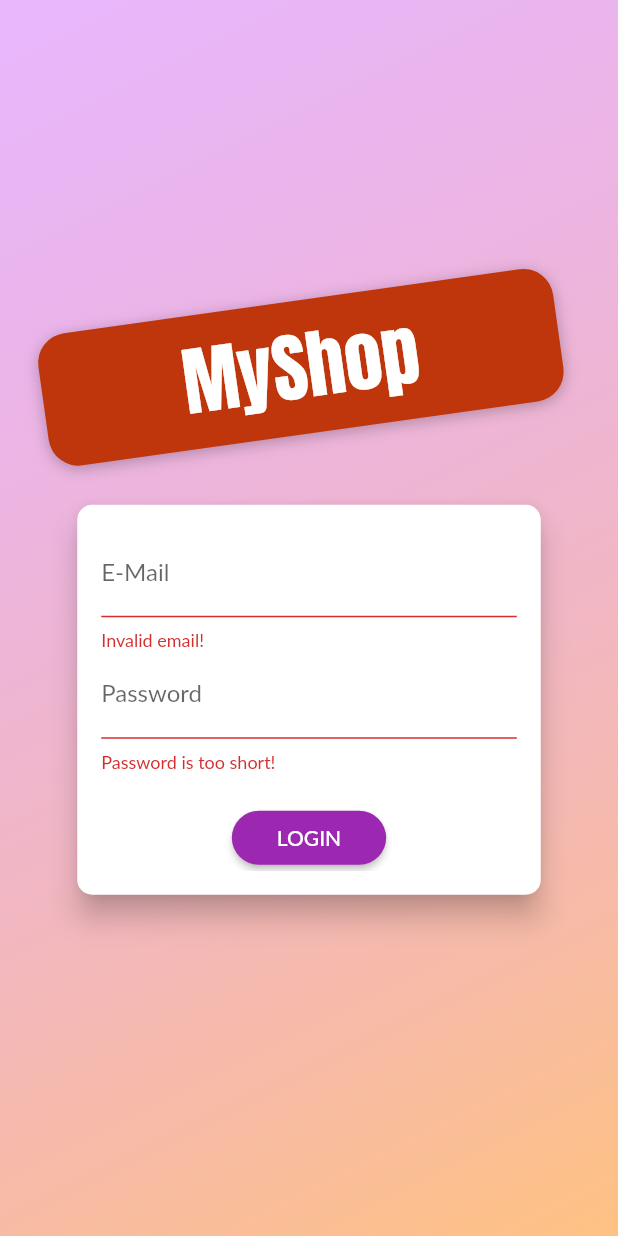
After one commit to ahmedzaki72/flutter_shoping_app, a Flutter app: the screen it shows after launch, after a tap on "LOGIN", on a phone screen of 412 x 824 dp. The commit adds this screen. Run offline on Flutter 3.47's test engine with Material 2 defaults, Android fonts, the phone set to English and light mode, and no system bars; our stand-ins replace shared_preferences; network calls fail; Roboto replaces fonts that are missing (Lato).

Commit message:
adding auto login and adding logout

```diff
--- a/lib/main.dart
+++ b/lib/main.dart
@@ -1,15 +1,19 @@
+import 'package:flutter/cupertino.dart';
 import 'package:flutter/material.dart';
 import 'package:provider/provider.dart';
 import 'package:shop_app/providers/order.dart';
 import 'package:shop_app/providers/products_provider.dart';
+import 'package:shop_app/screens/auth_screen.dart';
 import 'package:shop_app/screens/cart_screen.dart';
 import 'package:shop_app/screens/edit_product_screen.dart';
 import 'package:shop_app/screens/product_detail_screen.dart';
 import 'package:shop_app/screens/products_overView_screen.dart';
+import 'package:shop_app/screens/splash_screen.dart';
 import 'package:shop_app/screens/user_product_screen.dart';
 import './providers/cart.dart';
 import './screens/products_overView_screen.dart';
 import './screens/order_screen.dart';
+import './providers/auth.dart';
 
 void main() {
   runApp(MyApp());
@@ -21,31 +25,42 @@ class MyApp extends StatelessWidget {
     return MultiProvider(
       providers: [
         ChangeNotifierProvider(
-          create: (ctx) => Products(),
+          create: (ctx) => Auth(),
+        ),
+        ChangeNotifierProxyProvider<Auth, Products>(
+          update: (ctx, auth, previousState) => Products(auth.token,
+              previousState == null ? [] : previousState.items, auth.userId),
         ),
         ChangeNotifierProvider(
           create: (ctx) => Cart(),
         ),
-        ChangeNotifierProvider(
-          create: (ctx) => Orders(),
+        ChangeNotifierProxyProvider<Auth, Orders>(
+          update: (ctx, auth, previousState) => Orders(auth.token, auth.userId,
+              previousState == null ? [] : previousState.order),
         ),
       ],
-      child: MaterialApp(
+      child: Consumer<Auth>(
+        builder: (ctx, auth, _) => MaterialApp(
           title: 'shop app',
           theme: ThemeData(
             primarySwatch: Colors.purple,
             accentColor: Colors.deepOrange,
             fontFamily: 'Lato',
           ),
-        home: ProductOverviewScreen(),
+          home: auth.isAuth
+              ? ProductOverviewScreen()
+              : FutureBuilder(
+                  future: auth.tryAutoLogin(),
+                  builder: (ctx, authResultSnapshot) => authResultSnapshot.connectionState == ConnectionState.waiting ? SplashScreen()  : AuthScreen()),
           routes: {
-          ProductOverviewScreen.routeName : (ctx) => ProductOverviewScreen(),
+            ProductOverviewScreen.routeName: (ctx) => ProductOverviewScreen(),
             ProductDetailScreen.routeName: (ctx) => ProductDetailScreen(),
             CartScreen.routeName: (ctx) => CartScreen(),
-          OrderScreen.routeName : (ctx) => OrderScreen(),
-          UserProductScreen.routeName : (ctx) => UserProductScreen(),
-          EditProductScreen.routeName : (ctx) => EditProductScreen(),
+            OrderScreen.routeName: (ctx) => OrderScreen(),
+            UserProductScreen.routeName: (ctx) => UserProductScreen(),
+            EditProductScreen.routeName: (ctx) => EditProductScreen(),
           },
+        ),
       ),
     );
   }
--- /dev/null
+++ b/lib/providers/auth.dart
@@ -0,0 +1,147 @@
+import 'dart:async';
+import 'dart:convert';
+import 'package:flutter/material.dart';
+import 'package:http/http.dart' as http;
+import '../Models/http_exception.dart';
+import 'package:shared_preferences/shared_preferences.dart';
+
+class Auth with ChangeNotifier {
+  String _token;
+  DateTime _exiryDate;
+  String _userId;
+  Timer _autoTimer;
+
+  bool get isAuth {
+    return token != null;
+  }
+
+  String get token {
+    if (_exiryDate != null &&
+        _exiryDate.isAfter(DateTime.now()) &&
+        _token != null) {
+      return _token;
+    }
+    return _token;
+  }
+
+  String get userId {
+    return _userId;
+  }
+
+  /// i will using one function to using in signIn and using in signUp
+  Future<void> _authenticate(
+      String email, String password, String urlSegment) async {
+    final url =
+        'https://identitytoolkit.googleapis.com/v1/accounts:$urlSegment?key=AIzaSyAHumGYx8JEZhKRIzki3tjqjecNBGgW6Uc';
+    try {
+      final response = await http.post(
+        url,
+        body: json.encode({
+          'email': email,
+          'password': password,
+          'returnSecureToken': true,
+        }),
+      );
+      final responseData = jsonDecode(response.body);
+      if (responseData['error'] != null) {
+        HttpException(
+          throw responseData['error']['message'],
+        );
+      }
+      _token = responseData['idToken'];
+      _userId = responseData['localId'];
+      _exiryDate = DateTime.now().add(
+        Duration(
+          seconds: int.parse(
+            responseData['expiresIn'],
+          ),
+        ),
+      );
+      autoLogout ();
+      notifyListeners();
+      final prefs = await SharedPreferences.getInstance();
+      final userData = jsonEncode({
+        'token' : _token,
+        'userId' : _userId,
+        'expiryDate' : _exiryDate.toIso8601String(),
+      });
+      prefs.setString('userData' , userData);
+    } catch (error) {
+      throw error;
+    }
+  }
+
+  Future<void> tryAutoLogin () async{
+    final prefs = await SharedPreferences.getInstance();
+    if(!prefs.containsKey('userData')){
+      return false;
+    }
+    final extractedUserData = jsonDecode(prefs.getString('userData'),) as Map<String , Object> ;
+    final expiryDate = DateTime.parse(extractedUserData['expiryDate']);
+    if(expiryDate.isBefore(DateTime.now())){
+      return false;
+    }
+    _token = extractedUserData['token'];
+    _userId = extractedUserData['userId'];
+    _exiryDate = expiryDate;
+    notifyListeners();
+    autoLogout();
+    return true;
+  }
+
+  Future<void> signup(String email, String password) async {
+    // const url =
+    //     'https://identitytoolkit.googleapis.com/v1/accounts:signUp?key=AIzaSyAHumGYx8JEZhKRIzki3tjqjecNBGgW6Uc';
+    // final response = await http.post(
+    //   url,
+    //   body: json.encode({
+    //     'email': email,
+    //     'password': password,
+    //     'returnSecureToken': true,
+    //   }),
+    // );
+    // print(
+    //   jsonDecode(response.body),
+    // );
+    return _authenticate(email, password, 'signUp');
+  }
+
+  Future<void> signIn(String email, String password) async {
+    // const url =
+    //     'https://identitytoolkit.googleapis.com/v1/accounts:signInWithPassword?key=AIzaSyAHumGYx8JEZhKRIzki3tjqjecNBGgW6Uc';
+    // final response = await http.post(
+    //   url,
+    //   body: json.encode({
+    //     'email': email,
+    //     'password': password,
+    //     'returnSecureToken': true,
+    //   }),
+    // );
+    // print(
+    //   json.decode(response.body),
+    // );
+    return _authenticate(email, password, 'signInWithPassword');
+  }
+
+  Future<void> logout () async{
+    _token = null;
+    _userId = null;
+    _exiryDate = null;
+    if(_autoTimer != null) {
+      _autoTimer.cancel();
+      _autoTimer = null;
+    }
+    notifyListeners();
+    final prefs = await SharedPreferences.getInstance();
+    // prefs.remove('userData');
+    prefs.clear();
+  }
+
+  void autoLogout () {
+    if(_autoTimer != null ) {
+      _autoTimer.cancel();
+    }
+    final timeToExpiry = _exiryDate.difference(DateTime.now()).inSeconds;
+    _autoTimer = Timer(Duration(seconds: timeToExpiry), logout);
+  }
+}
--- a/lib/providers/order.dart
+++ b/lib/providers/order.dart
@@ -14,13 +14,17 @@ class OrderItem {
 
 class Orders with ChangeNotifier {
   List<OrderItem> _order = [];
+  final String authToken;
+  final String userId;
+
+  Orders(this.authToken, this.userId,this._order);
 
   List<OrderItem> get order {
     return [..._order];
   }
 
   Future<void> fetchSetOrder() async {
-    const url = "https://flutter-update-9c07a.firebaseio.com/orders.json";
+    final url = "https://flutter-update-9c07a.firebaseio.com/orders/$userId.json?auth=$authToken";
     final response = await http.get(url);
     final List<OrderItem> loadedOrder = [];
     final extractedData = jsonDecode(response.body) as Map<String, dynamic>;
@@ -51,7 +55,7 @@ class Orders with ChangeNotifier {
   }
 
   Future<void> addOrder(List<CartItem> orderProduct, double total) async {
-    const url = "https://flutter-update-9c07a.firebaseio.com/orders.json";
+    final url = "https://flutter-update-9c07a.firebaseio.com/orders/$userId.json?auth=$authToken";
     final timeStamp = DateTime.now();
     final response = await http.post(
       url,
--- /dev/null
+++ b/lib/screens/auth_screen.dart
@@ -0,0 +1,270 @@
+import 'dart:math';
+import '../providers/auth.dart';
+import 'package:flutter/material.dart';
+import 'package:provider/provider.dart';
+import '../Models/http_exception.dart';
+
+enum AuthMode { Signup, Login }
+
+class AuthScreen extends StatelessWidget {
+  static const routeName = 'auth';
+
+  @override
+  Widget build(BuildContext context) {
+    final deviceSize = MediaQuery.of(context).size;
+    // final transformConfig = Matrix4.rotationZ(-8 * pi / 180);
+    // transformConfig.translate(-10.0);
+    return Scaffold(
+      // resizeToAvoidBottomInset: false,
+      body: Stack(
+        children: <Widget>[
+          Container(
+            decoration: BoxDecoration(
+              gradient: LinearGradient(
+                colors: [
+                  Color.fromRGBO(215, 117, 255, 1).withOpacity(0.5),
+                  Color.fromRGBO(255, 188, 117, 1).withOpacity(0.9),
+                ],
+                begin: Alignment.topLeft,
+                end: Alignment.bottomRight,
+                stops: [0, 1],
+              ),
+            ),
+          ),
+          SingleChildScrollView(
+            child: Container(
+              height: deviceSize.height,
+              width: deviceSize.width,
+              child: Column(
+                mainAxisAlignment: MainAxisAlignment.center,
+                crossAxisAlignment: CrossAxisAlignment.center,
+                children: <Widget>[
+                  Flexible(
+                    child: Container(
+                      margin: EdgeInsets.only(bottom: 20.0),
+                      padding:
+                          EdgeInsets.symmetric(vertical: 8.0, horizontal: 94.0),
+                      transform: Matrix4.rotationZ(-8 * pi / 180)
+                        ..translate(-10.0),
+                      // ..translate(-10.0),
+                      decoration: BoxDecoration(
+                        borderRadius: BorderRadius.circular(20),
+                        color: Colors.deepOrange.shade900,
+                        boxShadow: [
+                          BoxShadow(
+                            blurRadius: 8,
+                            color: Colors.black26,
+                            offset: Offset(0, 2),
+                          )
+                        ],
+                      ),
+                      child: Text(
+                        'MyShop',
+                        style: TextStyle(
+                          color: Theme.of(context).accentTextTheme.title.color,
+                          fontSize: 50,
+                          fontFamily: 'Anton',
+                          fontWeight: FontWeight.normal,
+                        ),
+                      ),
+                    ),
+                  ),
+                  Flexible(
+                    flex: deviceSize.width > 600 ? 2 : 1,
+                    child: AuthCard(),
+                  ),
+                ],
+              ),
+            ),
+          ),
+        ],
+      ),
+    );
+  }
+}
+
+class AuthCard extends StatefulWidget {
+  const AuthCard({
+    Key key,
+  }) : super(key: key);
+
+  @override
+  _AuthCardState createState() => _AuthCardState();
+}
+
+class _AuthCardState extends State<AuthCard> {
+  final GlobalKey<FormState> _formKey = GlobalKey();
+  AuthMode _authMode = AuthMode.Login;
+  Map<String, String> _authData = {
+    'email': '',
+    'password': '',
+  };
+  var _isLoading = false;
+  final _passwordController = TextEditingController();
+
+  void showErrorDialog(String message) {
+    showDialog(
+      context: context,
+      builder: (ctx) => AlertDialog(
+        title: Text('An Error Occurred!'),
+        content: Text(message),
+        actions: [
+          FlatButton(
+            onPressed: () {
+              Navigator.of(context).pop();
+            },
+            child: Text('Okay'),
+          ),
+        ],
+      ),
+    );
+  }
+
+  Future<void> _submit() async {
+    if (!_formKey.currentState.validate()) {
+      // Invalid!
+      return;
+    }
+    _formKey.currentState.save();
+    setState(() {
+      _isLoading = true;
+    });
+    try {
+      if (_authMode == AuthMode.Login) {
+        await Provider.of<Auth>(context, listen: false).signIn(
+          _authData['email'],
+          _authData['password'],
+        );
+      } else {
+        await Provider.of<Auth>(context, listen: false).signup(
+          _authData['email'],
+          _authData['password'],
+        );
+      }
+    } on HttpException catch (error) {
+      var errorMessage = 'Authentication failed';
+      if (error.toString().contains('EMAIL_EXISTS')) {
+        errorMessage = 'This email address is already in use.';
+      } else if (error.toString().contains('INVALID_EMAIL')) {
+        errorMessage = 'This is not a valid email address.';
+      } else if (error.toString().contains('WEAK_PASSWORD')) {
+        errorMessage = 'This password is too weak.';
+      } else if (error.toString().contains('EMAIL_NOT_FOUND')) {
+        errorMessage = 'Could not found a user with that email.';
+      } else if (error.toString().contains('INVALID_PASSWORD')) {
+        errorMessage = 'Invalid password.';
+      }
+      showErrorDialog(errorMessage);
+    } catch (error) {
+      var errorMessage =
+          'Could not authenticate you. Please try again later';
+      showErrorDialog(errorMessage);
+    }
+    setState(() {
+      _isLoading = false;
+    });
+  }
+
+  void _switchAuthMode() {
+    if (_authMode == AuthMode.Login) {
+      setState(() {
+        _authMode = AuthMode.Signup;
+      });
+    } else {
+      setState(() {
+        _authMode = AuthMode.Login;
+      });
+    }
+  }
+
+  @override
+  Widget build(BuildContext context) {
+    final deviceSize = MediaQuery.of(context).size;
+    return Card(
+      shape: RoundedRectangleBorder(
+        borderRadius: BorderRadius.circular(10.0),
+      ),
+      elevation: 8.0,
+      child: Container(
+        height: _authMode == AuthMode.Signup ? 320 : 260,
+        constraints:
+            BoxConstraints(minHeight: _authMode == AuthMode.Signup ? 320 : 260),
+        width: deviceSize.width * 0.75,
+        padding: EdgeInsets.all(16.0),
+        child: Form(
+          key: _formKey,
+          child: SingleChildScrollView(
+            child: Column(
+              children: <Widget>[
+                TextFormField(
+                  decoration: InputDecoration(labelText: 'E-Mail'),
+                  keyboardType: TextInputType.emailAddress,
+                  validator: (value) {
+                    if (value.isEmpty || !value.contains('@')) {
+                      return 'Invalid email!';
+                    }
+                  },
+                  onSaved: (value) {
+                    _authData['email'] = value;
+                  },
+                ),
+                TextFormField(
+                  decoration: InputDecoration(labelText: 'Password'),
+                  obscureText: true,
+                  controller: _passwordController,
+                  validator: (value) {
+                    if (value.isEmpty || value.length < 5) {
+                      return 'Password is too short!';
+                    }
+                  },
+                  onSaved: (value) {
+                    _authData['password'] = value;
+                  },
+                ),
+                if (_authMode == AuthMode.Signup)
+                  TextFormField(
+                    enabled: _authMode == AuthMode.Signup,
+                    decoration: InputDecoration(labelText: 'Confirm Password'),
+                    obscureText: true,
+                    validator: _authMode == AuthMode.Signup
+                        ? (value) {
+                            if (value != _passwordController.text) {
+                              return 'Passwords do not match!';
+                            }
+                          }
+                        : null,
+                  ),
+                SizedBox(
+                  height: 20,
+                ),
+                if (_isLoading)
+                  CircularProgressIndicator()
+                else
+                  RaisedButton(
+                    child:
+                        Text(_authMode == AuthMode.Login ? 'LOGIN' : 'SIGN UP'),
+                    onPressed: _submit,
+                    shape: RoundedRectangleBorder(
+                      borderRadius: BorderRadius.circular(30),
+                    ),
+                    padding:
+                        EdgeInsets.symmetric(horizontal: 30.0, vertical: 8.0),
+                    color: Theme.of(context).primaryColor,
+                    textColor: Theme.of(context).primaryTextTheme.button.color,
+                  ),
+                FlatButton(
+                  child: Text(
+                      '${_authMode == AuthMode.Login ? 'SIGNUP' : 'LOGIN'} INSTEAD'),
+                  onPressed: _switchAuthMode,
+                  padding: EdgeInsets.symmetric(horizontal: 30.0, vertical: 4),
+                  materialTapTargetSize: MaterialTapTargetSize.shrinkWrap,
+                  textColor: Theme.of(context).primaryColor,
+                ),
+              ],
+            ),
+          ),
+        ),
+      ),
+    );
+  }
+}
--- /dev/null
+++ b/lib/screens/splash_screen.dart
@@ -0,0 +1,12 @@
+import 'package:flutter/material.dart';
+
+class SplashScreen extends StatelessWidget {
+  @override
+  Widget build(BuildContext context) {
+    return Scaffold(
+      body: Center(
+        child: Text('Loading...'),
+      ),
+    );
+  }
+}
--- a/lib/widgets/product_item.dart
+++ b/lib/widgets/product_item.dart
@@ -4,6 +4,7 @@ import 'package:provider/provider.dart';
 import 'package:shop_app/screens/product_detail_screen.dart';
 import '../providers/product.dart';
 import '../providers/cart.dart';
+import '../providers/auth.dart';
 
 class ProductItem extends StatelessWidget {
   // final String id;
@@ -16,6 +17,7 @@ class ProductItem extends StatelessWidget {
   Widget build(BuildContext context) {
     final product = Provider.of<Product>(context, listen: false);
     final cart = Provider.of<Cart>(context, listen: false);
+    final authData = Provider.of<Auth>(context, listen: false);
     return ClipRRect(
       borderRadius: BorderRadius.circular(10),
       child: GridTile(
@@ -46,7 +48,7 @@ class ProductItem extends StatelessWidget {
                   color: Theme.of(context).accentColor,
                 ),
                 onPressed: () {
-                  product.toggleFavoriteStatus();
+                  product.toggleFavoriteStatus(authData.token, authData.userId);
                 }),
           ),
           title: Text(
--- a/pubspec.yaml
+++ b/pubspec.yaml
@@ -31,6 +31,7 @@ dependencies:
   provider: ^4.3.2
   intl: ^0.16.1
   http: ^0.12.2
+  shared_preferences: ^0.5.12
 
 
 dev_dependencies:
```
Also changed, not shown: lib/providers/product.dart (+4 -6 lines), lib/providers/products_provider.dart (+17 -6 lines), lib/screens/user_product_screen.dart (+17 -7 lines), lib/widgets/app_drawer.dart (+12 -0 lines), pubspec.lock. Lines whose indentation alone changed are shown as unchanged.
